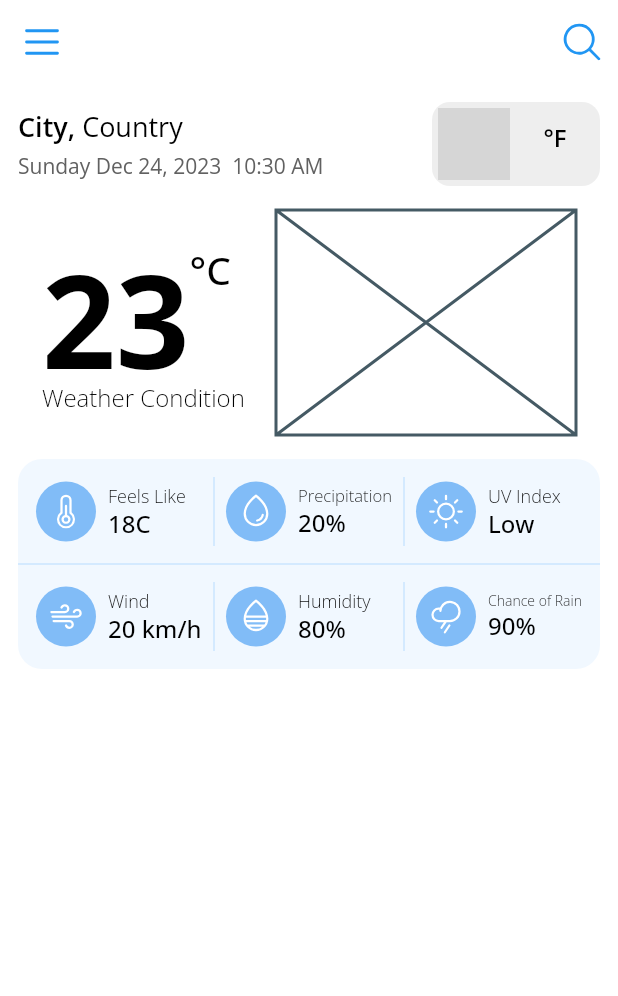
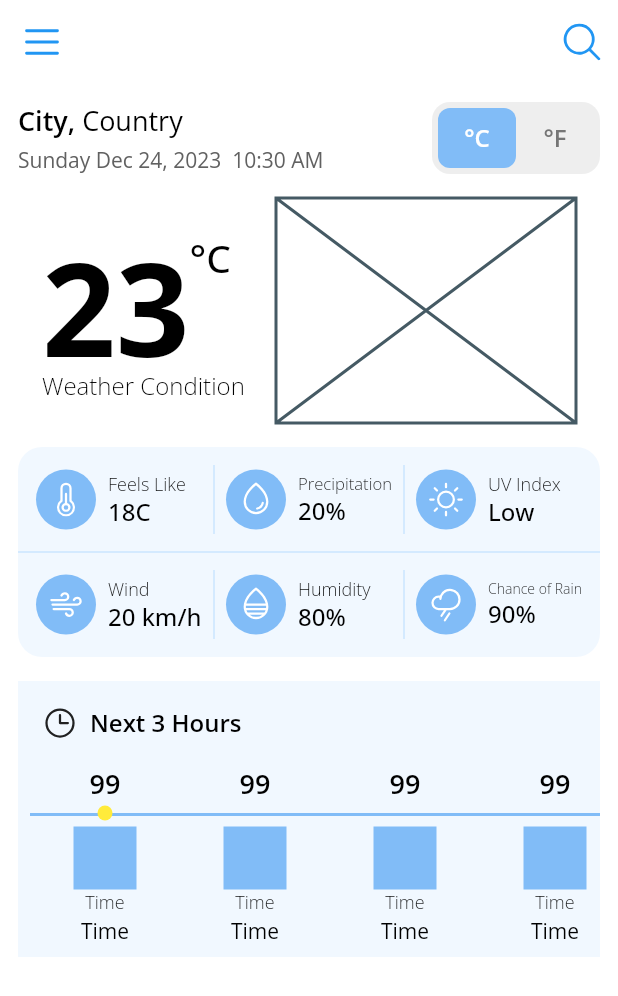
Before and after one commit to ArizArmeidi/FlutterWeather, a Flutter app: the screen it shows after launch, on a phone screen of 412 x 824 dp. Shown: the top 996 px of the screen. Run offline on Flutter 3.47's test engine with Material 2 defaults, Android fonts, the light colour scheme and no system bars; our stand-ins replace geolocator, google_fonts, latlong2, phosphor_flutter; grey boxes are pictures that could not be loaded.

Commit message:
add 24 hour forecast widge

```diff
--- a/lib/Screens/homeScreen.dart
+++ b/lib/Screens/homeScreen.dart
@@ -2,6 +2,7 @@
 import 'package:flutter_weather/widgets/WeatherInfoHeader.dart';
 import 'package:flutter_weather/widgets/mainWeatherDetail.dart';
 import 'package:flutter_weather/widgets/mainWeatherInfo.dart';
+import 'package:flutter_weather/widgets/twentyFourHourForecast.dart';
 import 'package:phosphor_flutter/phosphor_flutter.dart';
 
 class HomeScreen extends StatelessWidget {
@@ -33,6 +34,8 @@
           MainWeatherInfo(),
           const SizedBox(height: 16.0),
           MainWeatherDetail(),
+          const SizedBox(height: 16.0),
+          TwentyFourHourForecast(),
         ],
       ),
     );
--- a/lib/provider/weatherProvider.dart
+++ b/lib/provider/weatherProvider.dart
@@ -10,7 +10,7 @@
 import '../models/weather.dart';
 
 class WeatherProvider with ChangeNotifier {
-  String apiKey = 'Paste Your API Key Here';
+  String apiKey = '2cbccae0488a4e4ee8ff9bf959514332';
   LatLng? currentLocation;
   Weather? weather;
   DailyWeather currentWeather = DailyWeather();
@@ -23,6 +23,7 @@
   bool isLocationError = false;
   bool serviceEnabled = false;
   LocationPermission? permission;
+  bool isCelsius = true;
 
   Future<Position>? requestLocation(BuildContext context) async {
     serviceEnabled = await Geolocator.isLocationServiceEnabled();
@@ -174,4 +175,9 @@
     }
     await getDailyWeather(LatLng(weather!.lat, weather!.long));
   }
+
+  void switchTempUnit() {
+    isCelsius = !isCelsius;
+    notifyListeners();
+  }
 }
--- /dev/null
+++ b/lib/widgets/twentyFourHourForecast.dart
@@ -0,0 +1,99 @@
+import 'package:flutter/material.dart';
+import 'package:flutter_weather/provider/weatherProvider.dart';
+import 'package:flutter_weather/theme/colors.dart';
+import 'package:flutter_weather/theme/textStyle.dart';
+import 'package:phosphor_flutter/phosphor_flutter.dart';
+import 'package:provider/provider.dart';
+
+class TwentyFourHourForecast extends StatelessWidget {
+  @override
+  Widget build(BuildContext context) {
+    return Container(
+      color: backgroundWhite,
+      child: Column(
+        crossAxisAlignment: CrossAxisAlignment.start,
+        children: [
+          Padding(
+            padding:
+                const EdgeInsets.symmetric(horizontal: 16.0, vertical: 16.0),
+            child: Row(
+              children: [
+                PhosphorIcon(PhosphorIconsRegular.clock),
+                const SizedBox(width: 8.0),
+                Text('Next 3 Hours',
+                    style: semiboldText.copyWith(fontSize: 16)),
+              ],
+            ),
+          ),
+          Consumer<WeatherProvider>(builder: (context, weatherProv, _) {
+            return SizedBox(
+              height: 128.0,
+              child: ListView.builder(
+                padding: const EdgeInsets.symmetric(horizontal: 8.0),
+                itemCount: 10,
+                scrollDirection: Axis.horizontal,
+                itemBuilder: (context, index) => HourlyWeather(index),
+              ),
+            );
+          }),
+        ],
+      ),
+    );
+  }
+}
+
+class HourlyWeather extends StatelessWidget {
+  final int index;
+  const HourlyWeather(this.index, {Key? key}) : super(key: key);
+
+  @override
+  Widget build(BuildContext context) {
+    return Container(
+      width: 100.0,
+      child: Column(
+        children: [
+          Text(
+            '99',
+            style: semiboldText,
+          ),
+          Stack(
+            children: [
+              Divider(
+                thickness: 2.0,
+                color: primaryBlue,
+              ),
+              if (index == 0)
+                Positioned(
+                  top: 2.0,
+                  left: 0,
+                  right: 0,
+                  child: Container(
+                    width: 10.0,
+                    height: 10.0,
+                    decoration: BoxDecoration(
+                      color: Colors.yellow,
+                      shape: BoxShape.circle,
+                    ),
+                  ),
+                )
+            ],
+          ),
+          Container(
+            height: 42.0,
+            width: 42.0,
+            color: primaryBlue,
+          ),
+          Text(
+            'Time',
+            style: lightText,
+          ),
+          const SizedBox(height: 2.0),
+          Text(
+            'Time',
+            style: regularText,
+          )
+        ],
+      ),
+    );
+  }
+}
```
Also changed, not shown: lib/widgets/hourlyForecast.dart (deleted, +0 -102 lines).
